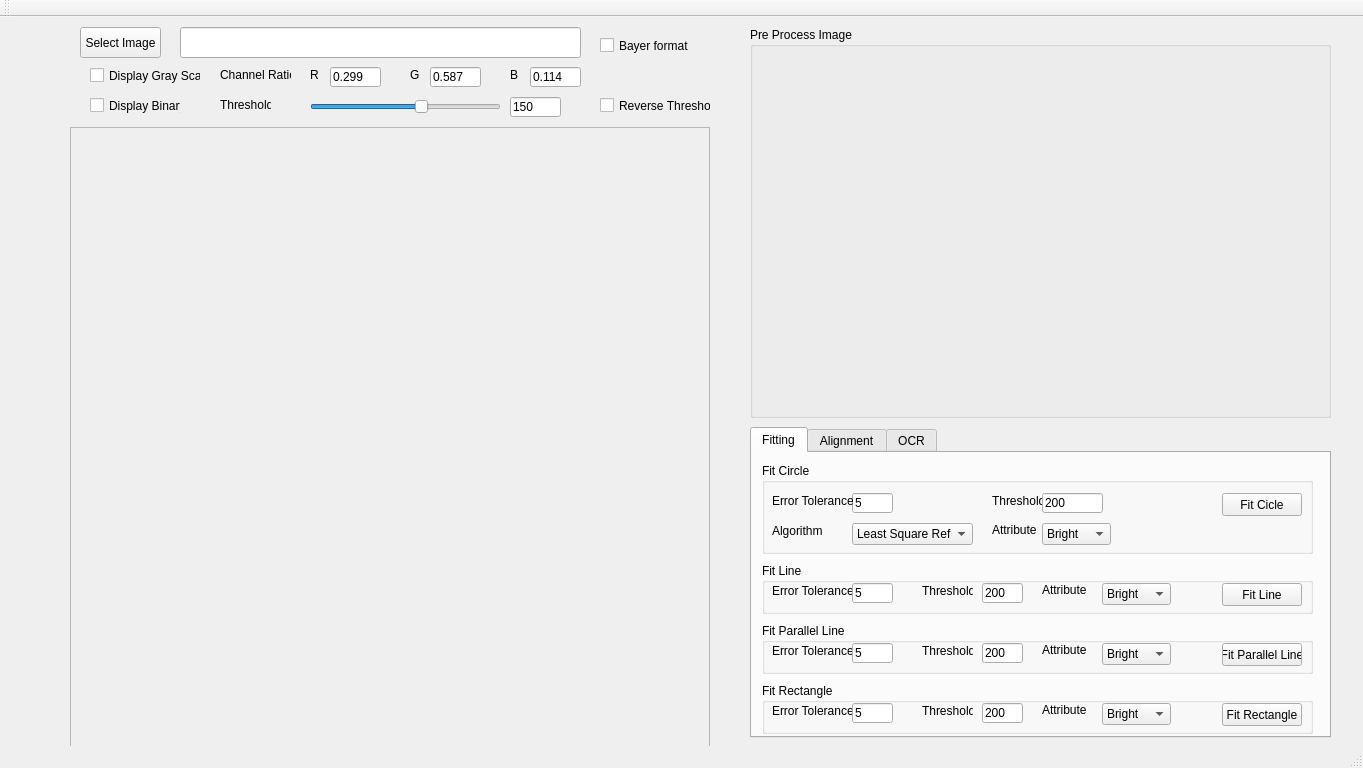
The window that VisionWidget/visionwidget.ui (hceng123/VisionLibrary) describes before a commit, drawn with Qt 5.
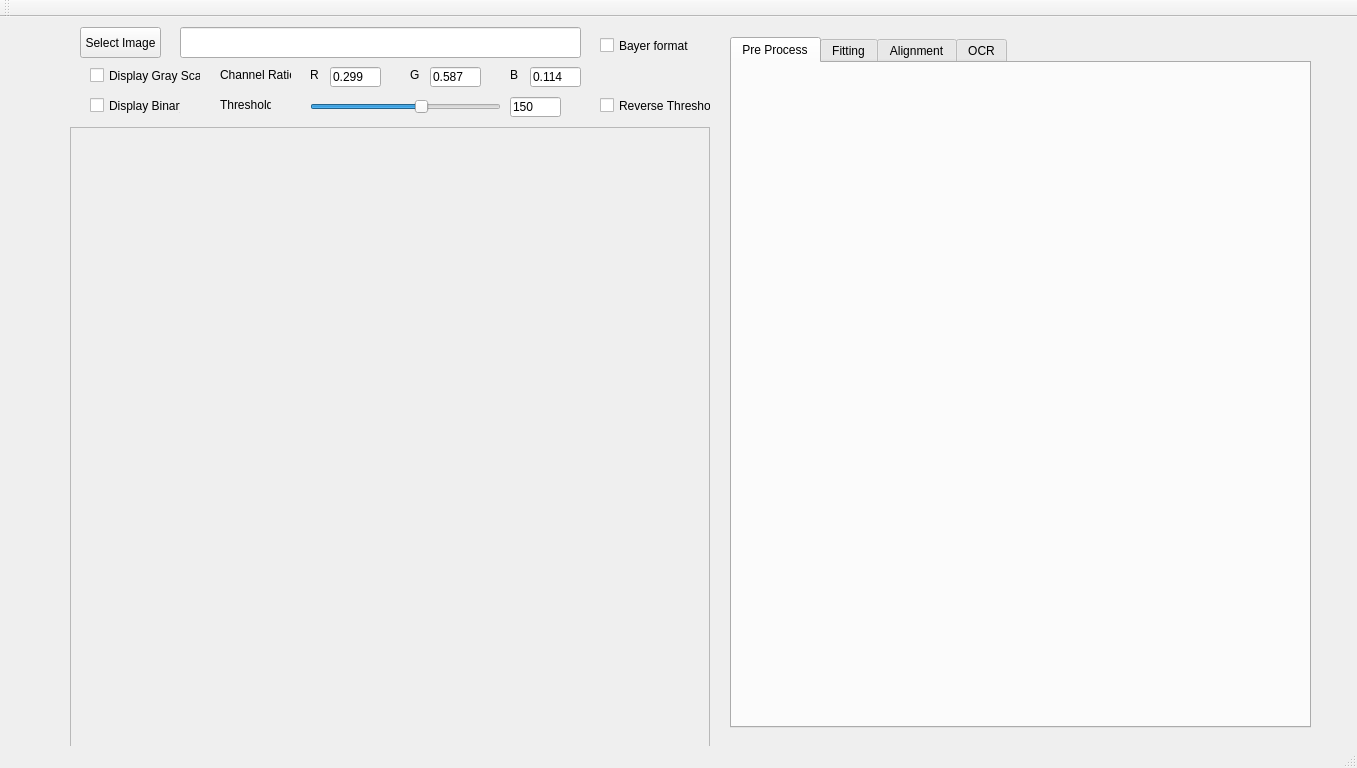
The same window after the commit. Custom widgets are drawn as their Qt base class.

Commit message:
Move the pre process image to the tab widget.
Move the pre process image to the tab widget.

Diff of the .ui file:
```diff
--- a/VisionWidget/visionwidget.ui
+++ b/VisionWidget/visionwidget.ui
@@ -6,7 +6,7 @@
    <rect>
     <x>0</x>
     <y>0</y>
-    <width>1363</width>
+    <width>1357</width>
     <height>768</height>
    </rect>
   </property>
@@ -66,15 +66,44 @@
    <widget class="QTabWidget" name="tabWidget">
     <property name="geometry">
      <rect>
-      <x>750</x>
-      <y>410</y>
+      <x>730</x>
+      <y>20</y>
       <width>581</width>
-      <height>311</height>
+      <height>691</height>
      </rect>
     </property>
     <property name="currentIndex">
      <number>0</number>
     </property>
+    <widget class="QWidget" name="tabPreProcess">
+     <attribute name="title">
+      <string>Pre Process</string>
+     </attribute>
+     <widget class="QWidget" name="verticalLayoutWidget">
+      <property name="geometry">
+       <rect>
+        <x>10</x>
+        <y>10</y>
+        <width>561</width>
+        <height>641</height>
+       </rect>
+      </property>
+      <layout class="QVBoxLayout" name="verticalLayout">
+       <property name="spacing">
+        <number>0</number>
+       </property>
+       <property name="sizeConstraint">
+        <enum>QLayout::SetDefaultConstraint</enum>
+       </property>
+       <property name="topMargin">
+        <number>0</number>
+       </property>
+       <property name="bottomMargin">
+        <number>0</number>
+       </property>
+      </layout>
+     </widget>
+    </widget>
     <widget class="QWidget" name="tabFitting">
      <attribute name="title">
       <string>Fitting</string>
@@ -955,43 +984,6 @@
      <string>150</string>
     </property>
    </widget>
-   <widget class="QGroupBox" name="groupBoxPrePreocess">
-    <property name="geometry">
-     <rect>
-      <x>750</x>
-      <y>10</y>
-      <width>581</width>
-      <height>391</height>
-     </rect>
-    </property>
-    <property name="title">
-     <string>Pre Process Image</string>
-    </property>
-    <widget class="QWidget" name="verticalLayoutWidget">
-     <property name="geometry">
-      <rect>
-       <x>10</x>
-       <y>20</y>
-       <width>561</width>
-       <height>371</height>
-      </rect>
-     </property>
-     <layout class="QVBoxLayout" name="verticalLayout">
-      <property name="spacing">
-       <number>0</number>
-      </property>
-      <property name="sizeConstraint">
-       <enum>QLayout::SetDefaultConstraint</enum>
-      </property>
-      <property name="topMargin">
-       <number>0</number>
-      </property>
-      <property name="bottomMargin">
-       <number>0</number>
-      </property>
-     </layout>
-    </widget>
-   </widget>
    <widget class="QCheckBox" name="checkBoxReverseThres">
     <property name="geometry">
      <rect>
```
Left out of the diff: 2 changed lines with no effect on the pictures. The commit also changes 2 other files.
